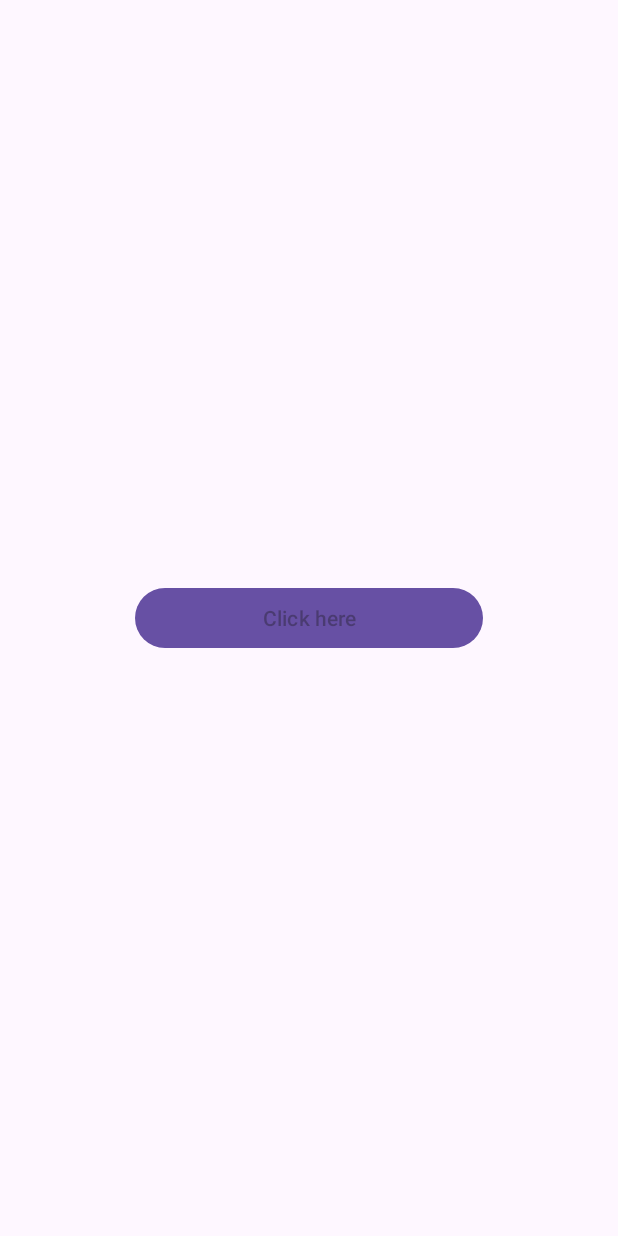
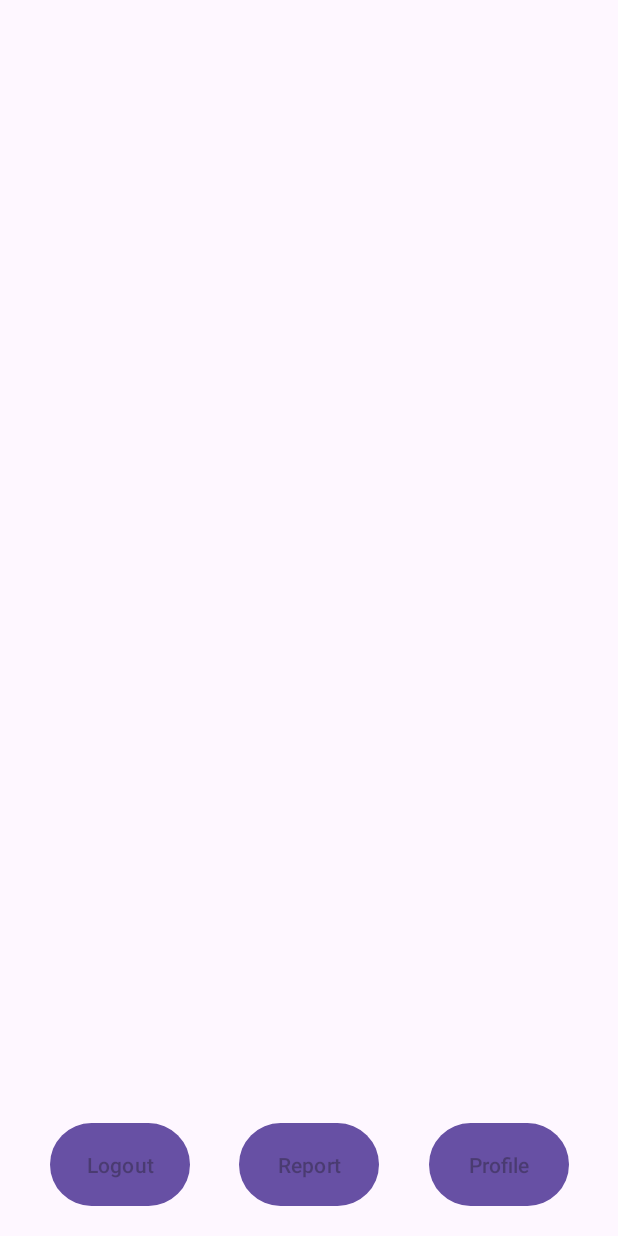
Before and after one commit to vijcoelho/springboot-mobile, an Android app: the Start screen opened directly, with no data from a screen before it, on a phone screen of 412 x 824 dp. Run offline under Robolectric (Android 15) with nearby library versions, the phone set to English and light mode, and no system bars.

Commit message:
new buttons
button logout, profile and report. Just profile and logout is working the report ill be fixing tomorrow i think

```diff
--- a/tcc/src/main/java/com/teste/tcc/controller/UserController.java
+++ b/tcc/src/main/java/com/teste/tcc/controller/UserController.java
@@ -39,4 +39,9 @@ public class UserController {
             return ResponseEntity.status(HttpStatus.UNAUTHORIZED).body("Authentication failed");
         }
     }
+
+    @GetMapping("/get-current-user")
+    public User getCurrentUser() {
+        return userDao.getCurrentUser();
+    }
 }
--- a/test_tcc_mobile/app/build.gradle.kts
+++ b/test_tcc_mobile/app/build.gradle.kts
@@ -37,4 +37,5 @@ dependencies {
     androidTestImplementation("androidx.test.espresso:espresso-core:3.5.1")
     implementation("com.squareup.retrofit2:retrofit:2.9.0")
     implementation("com.squareup.retrofit2:converter-gson:2.9.0")
+    implementation ("androidx.cardview:cardview:1.0.0")
 }
--- a/test_tcc_mobile/app/src/main/AndroidManifest.xml
+++ b/test_tcc_mobile/app/src/main/AndroidManifest.xml
@@ -25,6 +25,10 @@
             android:name=".Start"
             android:exported="true">
         </activity>
+        <activity
+            android:name=".ProfileScene"
+            android:exported="true">
+        </activity>
     </application>
     <uses-permission android:name="android.permission.ACCESS_NETWORK_STATE" />
     <uses-permission android:name="android.permission.INTERNET"/>
--- a/test_tcc_mobile/app/src/main/java/com/api/test_tcc_mobile/Start.java
+++ b/test_tcc_mobile/app/src/main/java/com/api/test_tcc_mobile/Start.java
@@ -1,8 +1,11 @@
 package com.api.test_tcc_mobile;
 
+import android.content.Intent;
 import android.os.Bundle;
 
 import androidx.appcompat.app.AppCompatActivity;
+
+import com.google.android.material.button.MaterialButton;
 
 public class Start extends AppCompatActivity {
 
@@ -10,5 +13,16 @@ public class Start extends AppCompatActivity {
     protected void onCreate(Bundle saveInstanceState) {
         super.onCreate(saveInstanceState);
         setContentView(R.layout.start);
+
+        MaterialButton logoutButton = findViewById(R.id.logout_button);
+        MaterialButton profileButton = findViewById(R.id.profile_button);
+
+        logoutButton.setOnClickListener(view -> {
+            startActivity(new Intent(Start.this, MainActivity.class));
+        });
+
+        profileButton.setOnClickListener(view -> {
+            startActivity(new Intent(Start.this, ProfileScene.class));
+        });
     }
 }
--- a/test_tcc_mobile/app/src/main/java/com/api/test_tcc_mobile/retrofit/UserRetrofit.java
+++ b/test_tcc_mobile/app/src/main/java/com/api/test_tcc_mobile/retrofit/UserRetrofit.java
@@ -5,10 +5,14 @@ import com.api.test_tcc_mobile.model.User;
 import okhttp3.ResponseBody;
 import retrofit2.Call;
 import retrofit2.http.Body;
+import retrofit2.http.GET;
 import retrofit2.http.POST;
 
 public interface UserRetrofit {
 
     @POST("/login")
     Call<ResponseBody> authenticateUser(@Body User user);
+
+    @GET("/get-current-user")
+    Call<User> getCurrentUser();
 }
--- a/test_tcc_mobile/app/src/main/res/layout/start.xml
+++ b/test_tcc_mobile/app/src/main/res/layout/start.xml
@@ -6,16 +6,37 @@
     xmlns:app="http://schemas.android.com/apk/res-auto">
 
     <com.google.android.material.button.MaterialButton
-        android:id="@+id/test_button"
-        android:layout_width="match_parent"
-        android:layout_height="wrap_content"
-        android:hint="@string/testButton"
-        android:layout_marginStart="90dp"
-        android:layout_marginEnd="90dp"
-        app:layout_constraintTop_toTopOf="parent"
-        app:layout_constraintBottom_toBottomOf="parent"
+        android:id="@+id/logout_button"
+        android:layout_width="93dp"
+        android:layout_height="63dp"
+        android:layout_marginStart="16dp"
+        android:layout_marginEnd="16dp"
+        android:layout_marginBottom="16dp"
+        android:hint="@string/logout"
         app:layout_constraintStart_toStartOf="parent"
+        app:layout_constraintEnd_toStartOf="@+id/report_button"
+        app:layout_constraintBottom_toBottomOf="parent" />
+
+    <com.google.android.material.button.MaterialButton
+        android:id="@+id/report_button"
+        android:layout_width="93dp"
+        android:layout_height="63dp"
+        android:layout_marginEnd="16dp"
+        android:layout_marginBottom="16dp"
+        android:hint="@string/report"
+        app:layout_constraintStart_toEndOf="@+id/logout_button"
+        app:layout_constraintEnd_toStartOf="@+id/profile_button"
+        app:layout_constraintBottom_toBottomOf="parent" />
+
+    <com.google.android.material.button.MaterialButton
+        android:id="@+id/profile_button"
+        android:layout_width="93dp"
+        android:layout_height="63dp"
+        android:layout_marginEnd="16dp"
+        android:layout_marginBottom="16dp"
+        android:hint="@string/profile"
+        app:layout_constraintStart_toEndOf="@+id/report_button"
         app:layout_constraintEnd_toEndOf="parent"
-        app:layout_constraintVertical_bias="0.5"/>
+        app:layout_constraintBottom_toBottomOf="parent" />
 
 </androidx.constraintlayout.widget.ConstraintLayout>
--- a/test_tcc_mobile/app/src/main/res/values/strings.xml
+++ b/test_tcc_mobile/app/src/main/res/values/strings.xml
@@ -3,5 +3,7 @@
     <string name="email"> Email </string>
     <string name="password"> Password </string>
     <string name="login" > Login </string>
-    <string name="testButton" > Click here </string>
+    <string name="logout"> Logout </string>
+    <string name="report"> Report </string>
+    <string name="profile"> Profile </string>
 </resources>
```
Also changed, not shown: tcc/src/main/java/com/teste/tcc/model/user/UserDao.java (+7 -0 lines), test_tcc_mobile/app/src/main/java/com/api/test_tcc_mobile/ProfileScene.java (added, +56 -0 lines), test_tcc_mobile/app/src/main/res/layout/profilescene.xml (added, +92 -0 lines).
